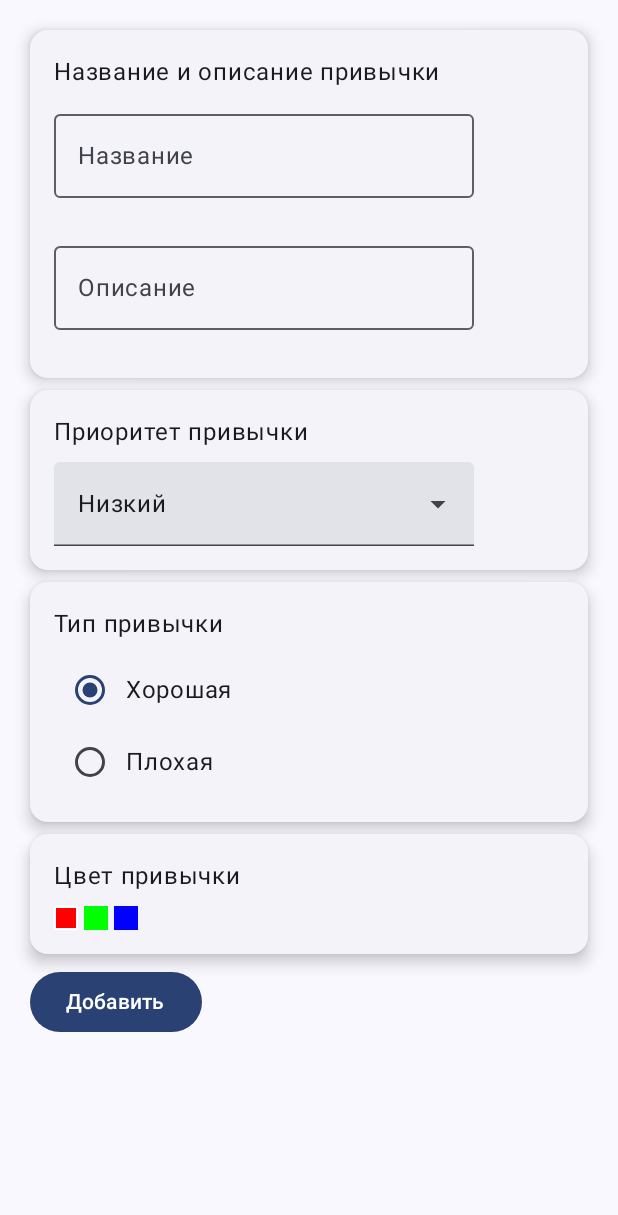
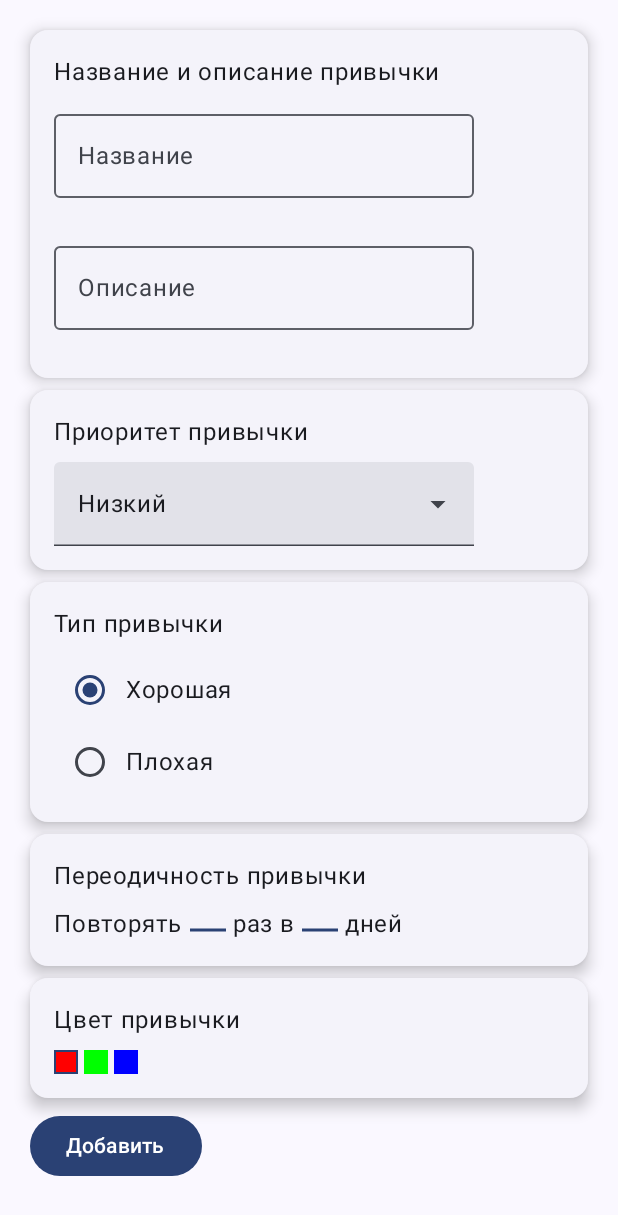
Before and after one commit to stivosha/habit-app, an Android app built with Jetpack Compose: the AddEditHabitScreen screen opened through its navigation route, on a phone screen of 412 x 824 dp. Shown: the top 1215 px of the screen. Run offline under Robolectric (Android 15) with nearby library versions, the phone set to English and light mode, and no system bars.

```diff
--- a/app/src/main/java/com/stivosha/habit_app/MainActivity.kt
+++ b/app/src/main/java/com/stivosha/habit_app/MainActivity.kt
@@ -8,8 +8,7 @@ import androidx.compose.material3.MaterialTheme
 import androidx.compose.material3.Surface
 import androidx.compose.ui.Modifier
 import androidx.navigation.compose.rememberNavController
-import com.stivosha.habit_app.presentation.composable.screen.HabitsScreen
-import com.stivosha.habit_app.presentation.navigation.NavGraph
+import com.stivosha.habit_app.presentation.navigation.MyApp
 import com.stivosha.habit_app.ui.theme.HabitappTheme
 
 class MainActivity : ComponentActivity() {
@@ -22,7 +21,7 @@ class MainActivity : ComponentActivity() {
                     modifier = Modifier.fillMaxSize(),
                     color = MaterialTheme.colorScheme.background
                 ) {
-                    NavGraph(navController)
+                    MyApp(navController)
                 }
             }
         }
--- a/app/src/main/java/com/stivosha/habit_app/presentation/composable/AddHabitElevatedCard.kt
+++ b/app/src/main/java/com/stivosha/habit_app/presentation/composable/components/AddHabitElevatedCard.kt
@@ -1,4 +1,4 @@
-package com.stivosha.habit_app.presentation.composable
+package com.stivosha.habit_app.presentation.composable.components
 
 import androidx.compose.foundation.layout.Arrangement
 import androidx.compose.foundation.layout.Column
@@ -12,7 +12,6 @@ import androidx.compose.runtime.Composable
 import androidx.compose.ui.Modifier
 import androidx.compose.ui.res.stringResource
 import androidx.compose.ui.unit.dp
-import com.stivosha.habit_app.R
 
 @Composable
 fun AddHabitElevatedCard(
--- a/app/src/main/java/com/stivosha/habit_app/presentation/composable/ColorPickerGroup.kt
+++ b/app/src/main/java/com/stivosha/habit_app/presentation/composable/components/ColorPickerGroup.kt
@@ -1,4 +1,4 @@
-package com.stivosha.habit_app.presentation.composable
+package com.stivosha.habit_app.presentation.composable.components
 
 import androidx.compose.foundation.BorderStroke
 import androidx.compose.foundation.background
@@ -8,6 +8,7 @@ import androidx.compose.foundation.layout.Arrangement
 import androidx.compose.foundation.layout.Box
 import androidx.compose.foundation.layout.Row
 import androidx.compose.foundation.layout.size
+import androidx.compose.material3.MaterialTheme
 import androidx.compose.runtime.Composable
 import androidx.compose.runtime.MutableState
 import androidx.compose.runtime.mutableLongStateOf
@@ -28,12 +29,13 @@ fun ColorPickerGroup(
         0xFF00FF00,
         0xFF0000FF
     )
-    val active = remember { mutableLongStateOf(colors.first()) }
+    val active = remember { mutableLongStateOf(habit.value.color) }
     Row(
         horizontalArrangement = Arrangement.spacedBy(4.dp)
     ) {
+        val primary = MaterialTheme.colorScheme.primary
         colors.forEach { hex ->
-            val borderColor = if (hex == active.longValue) Color.White else Color.Transparent
+            val borderColor = if (hex == active.longValue) primary else Color.Transparent
             Box(
                 modifier = Modifier
                     .size(16.dp)
--- a/app/src/main/java/com/stivosha/habit_app/presentation/composable/HabitItem.kt
+++ b/app/src/main/java/com/stivosha/habit_app/presentation/composable/components/HabitItem.kt
@@ -1,4 +1,4 @@
-package com.stivosha.habit_app.presentation.composable
+package com.stivosha.habit_app.presentation.composable.components
 
 import androidx.compose.foundation.background
 import androidx.compose.foundation.clickable
@@ -19,7 +19,6 @@ import androidx.compose.ui.Modifier
 import androidx.compose.ui.graphics.Color
 import androidx.compose.ui.text.TextStyle
 import androidx.compose.ui.tooling.preview.Preview
-import androidx.compose.ui.unit.TextUnit
 import androidx.compose.ui.unit.dp
 import androidx.compose.ui.unit.sp
 import com.stivosha.habit_app.presentation.model.Habit
@@ -62,5 +61,5 @@ fun HabitItem(
 @Preview(showBackground = true)
 @Composable
 fun PreviewHabitItem() {
-    HabitItem(Habit("Курить кальян", "Чилл"), {})
+    HabitItem(Habit(0, "Чилл"), {})
 }
--- a/app/src/main/java/com/stivosha/habit_app/presentation/composable/PeriodicityTextField.kt
+++ b/app/src/main/java/com/stivosha/habit_app/presentation/composable/components/PeriodicityTextField.kt
@@ -1,31 +1,31 @@
-package com.stivosha.habit_app.presentation.composable
+package com.stivosha.habit_app.presentation.composable.components
 
-import androidx.compose.foundation.layout.ExperimentalLayoutApi
-import androidx.compose.foundation.layout.FlowRow
+import android.content.Context
+import android.content.res.Configuration
 import androidx.compose.foundation.layout.Row
 import androidx.compose.foundation.layout.width
 import androidx.compose.foundation.text.BasicTextField
 import androidx.compose.foundation.text.KeyboardOptions
-import androidx.compose.material3.ExperimentalMaterial3Api
+import androidx.compose.material3.LocalTextStyle
 import androidx.compose.material3.MaterialTheme
 import androidx.compose.material3.Text
-import androidx.compose.material3.TextField
-import androidx.compose.material3.TextFieldDefaults
 import androidx.compose.runtime.Composable
 import androidx.compose.runtime.MutableState
-import androidx.compose.runtime.getValue
 import androidx.compose.runtime.mutableStateOf
 import androidx.compose.runtime.remember
-import androidx.compose.runtime.setValue
 import androidx.compose.ui.Modifier
 import androidx.compose.ui.draw.drawBehind
 import androidx.compose.ui.geometry.Offset
 import androidx.compose.ui.graphics.Color
+import androidx.compose.ui.graphics.SolidColor
+import androidx.compose.ui.platform.LocalContext
+import androidx.compose.ui.res.stringResource
 import androidx.compose.ui.text.TextStyle
 import androidx.compose.ui.text.input.KeyboardType
 import androidx.compose.ui.tooling.preview.Preview
 import androidx.compose.ui.unit.dp
-import com.stivosha.habit_app.presentation.composable.screen.AddEditHabitScreen
+import androidx.compose.ui.unit.sp
+import com.stivosha.habit_app.R
 import com.stivosha.habit_app.presentation.model.Habit
 import com.stivosha.habit_app.ui.theme.HabitappTheme
 
@@ -34,43 +34,51 @@ fun PeriodicityTextField(
     habit: MutableState<Habit>
 ) {
     Row {
-        Text("Повторять ")
+        Text(stringResource(R.string.periodicity_text_part1))
         NumberTextField(
-            value = { habit.value.times },
+            value = if (habit.value.times == null) "" else habit.value.times.toString(),
             onValueChange = {
                 if (it.length <= 2) {
-                    habit.value = habit.value.copy(times = it.toInt())
+                    if (it.isNotBlank()) {
+                        habit.value = habit.value.copy(times = it.toInt())
+                    }
                 }
             }
         )
-        Text(" раз в ")
+        Text(stringResource(R.string.periodicity_text_part2))
         NumberTextField(
-            value = {
-                habit.value.period
-            },
+            value = if (habit.value.period == null) "" else habit.value.period.toString(),
             onValueChange = {
                 if (it.length <= 2) {
-                    habit.value = habit.value.copy(times = it.toInt())
+                    if (it.isNotBlank()) {
+                        habit.value = habit.value.copy(period = it.toInt())
+                    }
                 }
             }
         )
-        Text(" дней")
+        Text(stringResource(R.string.periodicity_text_part3))
     }
 }
 
 @Composable
 fun NumberTextField(
-    value: () -> Int,
+    value: String,
     onValueChange: (String) -> Unit,
     borderColor: Color = MaterialTheme.colorScheme.primary
 ) {
+    val isDarkTheme = isDarkTheme(LocalContext.current)
     BasicTextField(
-        value = value.toString(),
+        value = value,
         onValueChange = onValueChange,
         singleLine = true,
         keyboardOptions = KeyboardOptions(keyboardType = KeyboardType.Number),
+        textStyle = TextStyle(
+            color = if (isDarkTheme) Color.White else Color.Black,
+            fontSize = 14.sp
+        ),
+        cursorBrush = SolidColor(if (isDarkTheme) Color.White else Color.Black),
         modifier = Modifier
-            .width(18.dp)
+            .width(24.dp)
             .drawBehind {
                 val borderSize = 2.dp.toPx()
                 drawLine(
@@ -83,6 +91,12 @@ fun NumberTextField(
     )
 }
 
+private fun isDarkTheme(context: Context): Boolean {
+    val currentNightMode =
+        context.resources.configuration.uiMode and Configuration.UI_MODE_NIGHT_MASK
+    return currentNightMode == Configuration.UI_MODE_NIGHT_YES
+}
+
 @Preview(showBackground = true)
 @Composable
 fun PeriodicityTextFieldPreview() {
--- a/app/src/main/java/com/stivosha/habit_app/presentation/composable/PriorityExposedDropdown.kt
+++ b/app/src/main/java/com/stivosha/habit_app/presentation/composable/components/PriorityExposedDropdown.kt
@@ -1,4 +1,4 @@
-package com.stivosha.habit_app.presentation.composable
+package com.stivosha.habit_app.presentation.composable.components
 
 import androidx.compose.material3.DropdownMenuItem
 import androidx.compose.material3.ExperimentalMaterial3Api
--- a/app/src/main/java/com/stivosha/habit_app/presentation/composable/TypeRadioButtonGroup.kt
+++ b/app/src/main/java/com/stivosha/habit_app/presentation/composable/components/TypeRadioButtonGroup.kt
@@ -1,4 +1,4 @@
-package com.stivosha.habit_app.presentation.composable
+package com.stivosha.habit_app.presentation.composable.components
 
 import androidx.compose.foundation.layout.Column
 import androidx.compose.foundation.layout.Row
@@ -15,7 +15,6 @@ import androidx.compose.ui.res.stringResource
 import androidx.compose.ui.tooling.preview.Preview
 import com.stivosha.habit_app.R
 import com.stivosha.habit_app.presentation.model.Habit
-import com.stivosha.habit_app.presentation.model.Type
 import com.stivosha.habit_app.presentation.model.Type.BAD
 import com.stivosha.habit_app.presentation.model.Type.GOOD
 
--- a/app/src/main/java/com/stivosha/habit_app/presentation/composable/screen/AddEditHabitScreen.kt
+++ b/app/src/main/java/com/stivosha/habit_app/presentation/composable/screen/AddEditHabitScreen.kt
@@ -2,14 +2,10 @@ package com.stivosha.habit_app.presentation.composable.screen
 
 import androidx.compose.foundation.layout.Arrangement
 import androidx.compose.foundation.layout.Column
-import androidx.compose.foundation.layout.ExperimentalLayoutApi
-import androidx.compose.foundation.layout.FlowRow
-import androidx.compose.foundation.layout.Row
 import androidx.compose.foundation.layout.fillMaxSize
 import androidx.compose.foundation.layout.padding
-import androidx.compose.foundation.layout.width
-import androidx.compose.foundation.text.BasicTextField
-import androidx.compose.foundation.text.KeyboardOptions
+import androidx.compose.foundation.rememberScrollState
+import androidx.compose.foundation.verticalScroll
 import androidx.compose.material3.Button
 import androidx.compose.material3.MaterialTheme
 import androidx.compose.material3.OutlinedTextField
@@ -21,21 +17,15 @@ import androidx.compose.runtime.remember
 import androidx.compose.runtime.saveable.rememberSaveable
 import androidx.compose.runtime.setValue
 import androidx.compose.ui.Modifier
-import androidx.compose.ui.draw.drawBehind
-import androidx.compose.ui.focus.onFocusChanged
-import androidx.compose.ui.geometry.Offset
-import androidx.compose.ui.graphics.Color
-import androidx.compose.ui.modifier.modifierLocalConsumer
 import androidx.compose.ui.res.stringResource
-import androidx.compose.ui.text.input.KeyboardType
 import androidx.compose.ui.tooling.preview.Preview
 import androidx.compose.ui.unit.dp
 import com.stivosha.habit_app.R
-import com.stivosha.habit_app.presentation.composable.AddHabitElevatedCard
-import com.stivosha.habit_app.presentation.composable.ColorPickerGroup
-import com.stivosha.habit_app.presentation.composable.PeriodicityTextField
-import com.stivosha.habit_app.presentation.composable.PriorityExposedDropdown
-import com.stivosha.habit_app.presentation.composable.TypeRadioButtonGroup
+import com.stivosha.habit_app.presentation.composable.components.AddHabitElevatedCard
+import com.stivosha.habit_app.presentation.composable.components.ColorPickerGroup
+import com.stivosha.habit_app.presentation.composable.components.PeriodicityTextField
+import com.stivosha.habit_app.presentation.composable.components.PriorityExposedDropdown
+import com.stivosha.habit_app.presentation.composable.components.TypeRadioButtonGroup
 import com.stivosha.habit_app.presentation.model.Habit
 import com.stivosha.habit_app.ui.theme.HabitappTheme
 
@@ -49,8 +39,9 @@ fun AddEditHabitScreen(
     var descriptionFieldError by remember { mutableStateOf(false) }
     Column(
         modifier = Modifier
-            .fillMaxSize()
-            .padding(20.dp),
+            .verticalScroll(rememberScrollState())
+            .padding(20.dp)
+            .fillMaxSize(),
         verticalArrangement = Arrangement.spacedBy(8.dp)
     ) {
         AddHabitElevatedCard(
@@ -102,6 +93,11 @@ fun AddEditHabitScreen(
             TypeRadioButtonGroup(habit)
         }
         AddHabitElevatedCard(
+            titleRes = R.string.add_habit_title_periodicity
+        ) {
+            PeriodicityTextField(habit)
+        }
+        AddHabitElevatedCard(
             titleRes = R.string.add_habit_title_color
         ) {
             ColorPickerGroup(habit)
@@ -113,7 +109,12 @@ fun AddEditHabitScreen(
                 addHabit(habit.value)
             }
         }) {
-            Text(stringResource(R.string.add_habit_title_button))
+            val buttonTitleRes = if (habitExtras == null) {
+                R.string.add_habit_title_button
+            } else {
+                R.string.edit_habit_title_button
+            }
+            Text(stringResource(buttonTitleRes))
         }
     }
 }
@@ -122,29 +123,6 @@ fun AddEditHabitScreen(
 @Composable
 fun AddHabitScreenPreview() {
     HabitappTheme {
-        //AddEditHabitScreen({})
-        var inputText by remember { mutableStateOf("") }
-        val primaryColor = MaterialTheme.colorScheme.primary
-        Row {
-            Text("Введите кол-во вещей ")
-            BasicTextField(
-                value = inputText,
-                onValueChange = { if (it.length <= 2) inputText = it },
-                singleLine = true,
-                keyboardOptions = KeyboardOptions(keyboardType = KeyboardType.Number),
-                modifier = Modifier
-                    .width(18.dp)
-                    .drawBehind {
-                        val borderSize = 2.dp.toPx()
-                        drawLine(
-                            color = primaryColor,
-                            start = Offset(0f, size.height),
-                            end = Offset(size.width, size.height),
-                            strokeWidth = borderSize
-                        )
-                    }
-            )
-            Text(" в машине")
-        }
+        AddEditHabitScreen({})
     }
 }
--- a/app/src/main/java/com/stivosha/habit_app/presentation/composable/screen/HabitsScreen.kt
+++ b/app/src/main/java/com/stivosha/habit_app/presentation/composable/screen/HabitsScreen.kt
@@ -1,8 +1,6 @@
 package com.stivosha.habit_app.presentation.composable.screen
 
-import android.annotation.SuppressLint
 import androidx.compose.foundation.layout.Arrangement
-import androidx.compose.foundation.layout.PaddingValues
 import androidx.compose.foundation.layout.fillMaxSize
 import androidx.compose.foundation.layout.padding
 import androidx.compose.foundation.lazy.LazyColumn
@@ -13,16 +11,20 @@ import androidx.compose.material3.FloatingActionButton
 import androidx.compose.material3.Icon
 import androidx.compose.material3.Scaffold
 import androidx.compose.runtime.Composable
+import androidx.compose.runtime.collectAsState
 import androidx.compose.ui.Modifier
 import androidx.compose.ui.tooling.preview.Preview
 import androidx.compose.ui.unit.dp
-import com.stivosha.habit_app.presentation.composable.HabitItem
+import androidx.lifecycle.viewmodel.compose.viewModel
+import com.stivosha.habit_app.presentation.HabitViewModel
+import com.stivosha.habit_app.presentation.composable.components.HabitItem
 import com.stivosha.habit_app.presentation.model.Habit
 import com.stivosha.habit_app.ui.theme.HabitappTheme
+import kotlinx.coroutines.flow.collect
 
 @Composable
 fun HabitsScreen(
-    items: List<Habit>,
+    viewModel: HabitViewModel,
     onHabitClicked: (Habit) -> Unit,
     onFabClicked: () -> Unit
 ) {
@@ -43,7 +45,7 @@ fun HabitsScreen(
                 .padding(padding),
             verticalArrangement = Arrangement.spacedBy(8.dp)
         ) {
-            items.forEach {
+            viewModel.items.forEach {
                 item {
                     HabitItem(
                         item = it,
@@ -59,6 +61,6 @@ fun HabitsScreen(
 @Composable
 fun GreetingPreview() {
     HabitappTheme {
-        HabitsScreen(emptyList(), {}, {})
+        HabitsScreen(viewModel(), {}, {})
     }
 }
--- a/app/src/main/java/com/stivosha/habit_app/presentation/model/Habit.kt
+++ b/app/src/main/java/com/stivosha/habit_app/presentation/model/Habit.kt
@@ -4,9 +4,11 @@ import android.os.Parcelable
 import com.stivosha.habit_app.presentation.model.Priority.LOW
 import com.stivosha.habit_app.presentation.model.Type.GOOD
 import kotlinx.parcelize.Parcelize
+import kotlin.random.Random
 
 @Parcelize
 data class Habit(
+    val id: Long = Random.nextLong(),
     val name: String = "",
     val description: String = "",
     val times: Int? = null,
--- a/app/src/main/java/com/stivosha/habit_app/presentation/navigation/NavGraph.kt
+++ b/app/src/main/java/com/stivosha/habit_app/presentation/navigation/NavGraph.kt
@@ -4,40 +4,41 @@ import androidx.compose.animation.EnterTransition
 import androidx.compose.animation.ExitTransition
 import androidx.compose.runtime.Composable
 import androidx.compose.runtime.snapshots.SnapshotStateList
-import androidx.core.os.bundleOf
+import androidx.lifecycle.viewmodel.compose.viewModel
 import androidx.navigation.NavGraphBuilder
 import androidx.navigation.NavHostController
+import androidx.navigation.NavType
 import androidx.navigation.compose.NavHost
 import androidx.navigation.compose.composable
 import androidx.navigation.navArgument
+import com.stivosha.habit_app.presentation.HabitViewModel
 import com.stivosha.habit_app.presentation.composable.screen.AddEditHabitScreen
 import com.stivosha.habit_app.presentation.composable.screen.HabitsScreen
-import com.stivosha.habit_app.presentation.composable.util.rememberMutableStateListOf
 import com.stivosha.habit_app.presentation.model.Habit
 
 @Composable
-fun NavGraph(navController: NavHostController) {
-    val items = rememberMutableStateListOf<Habit>()
+fun MyApp(navController: NavHostController) {
+    val habitViewModel: HabitViewModel = viewModel()
     NavHost(
         navController = navController,
         startDestination = NavRoute.HabitsList.path,
         enterTransition = { EnterTransition.None },
         exitTransition = { ExitTransition.None }
     ) {
-        habitScreen(items, navController, this)
-        addHabitScreen(items, navController, this)
-        editHabitScreen(items, navController, this)
+        habitScreen(habitViewModel, navController, this)
+        addHabitScreen(habitViewModel, navController, this)
+        editHabitScreen(habitViewModel, navController, this)
     }
 }
 
 private fun habitScreen(
-    items: SnapshotStateList<Habit>,
+    habitViewModel: HabitViewModel,
     navController: NavHostController,
     navGraphBuilder: NavGraphBuilder
 ) {
     navGraphBuilder.composable(route = NavRoute.HabitsList.path) {
         HabitsScreen(
-            items = items.toList(),
+            viewModel = habitViewModel,
             onHabitClicked = {
                 navController.navigate(NavRoute.EditHabit.createRoute(it))
             },
@@ -49,14 +50,14 @@ private fun habitScreen(
 }
 
 private fun addHabitScreen(
-    items: SnapshotStateList<Habit>,
+    habitViewModel: HabitViewModel,
     navController: NavHostController,
     navGraphBuilder: NavGraphBuilder
 ) {
     navGraphBuilder.composable(route = NavRoute.AddHabit.path) {
         AddEditHabitScreen(
             addHabit = {
-                items.add(it)
+                habitViewModel.addHabit(it)
                 navController.popBackStack()
             }
         )
@@ -64,16 +65,19 @@ private fun addHabitScreen(
 }
 
 private fun editHabitScreen(
-    items: SnapshotStateList<Habit>,
+    habitViewModel: HabitViewModel,
     navController: NavHostController,
     navGraphBuilder: NavGraphBuilder
 ) {
-    navGraphBuilder.composable(route = NavRoute.EditHabit.path) {
-        val habit = NavRoute.EditHabit.fromArguments(it.arguments)
+    navGraphBuilder.composable(
+        route = NavRoute.EditHabit.path,
+        arguments = listOf(navArgument("habitId") { type = NavType.LongType })
+    ) { backStackEntry ->
+        val habitId = backStackEntry.arguments?.getLong("habitId")
         AddEditHabitScreen(
-            habitExtras = habit,
+            habitExtras = habitViewModel.getById(habitId),
             addHabit = {
-                items.add(it)
+                habitViewModel.editHabit(it)
                 navController.popBackStack()
             }
         )
--- a/app/src/main/res/values/strings.xml
+++ b/app/src/main/res/values/strings.xml
@@ -1,6 +1,7 @@
 <resources>
     <string name="app_name">habit-app</string>
     <string name="add_habit_title_button">Добавить</string>
+    <string name="edit_habit_title_button">Изменить</string>
     <string name="add_habit_title_name_description">Название и описание привычки</string>
     <string name="add_habit_title_priority">Приоритет привычки</string>
     <string name="add_habit_title_type">Тип привычки</string>
@@ -14,4 +15,8 @@
     <string name="add_habit_low_priority">Низкий</string>
     <string name="add_habit_good_type">Хорошая</string>
     <string name="add_habit_bad_type">Плохая</string>
+
+    <string name="periodicity_text_part1">Повторять\u0020</string>
+    <string name="periodicity_text_part2">\u0020раз в\u0020</string>
+    <string name="periodicity_text_part3">\u0020дней</string>
 </resources>
```
Also changed, not shown: app/src/main/java/com/stivosha/habit_app/presentation/HabitViewModel.kt (+24 -0 lines), app/src/main/java/com/stivosha/habit_app/presentation/navigation/NavRoute.kt (+2 -18 lines).
